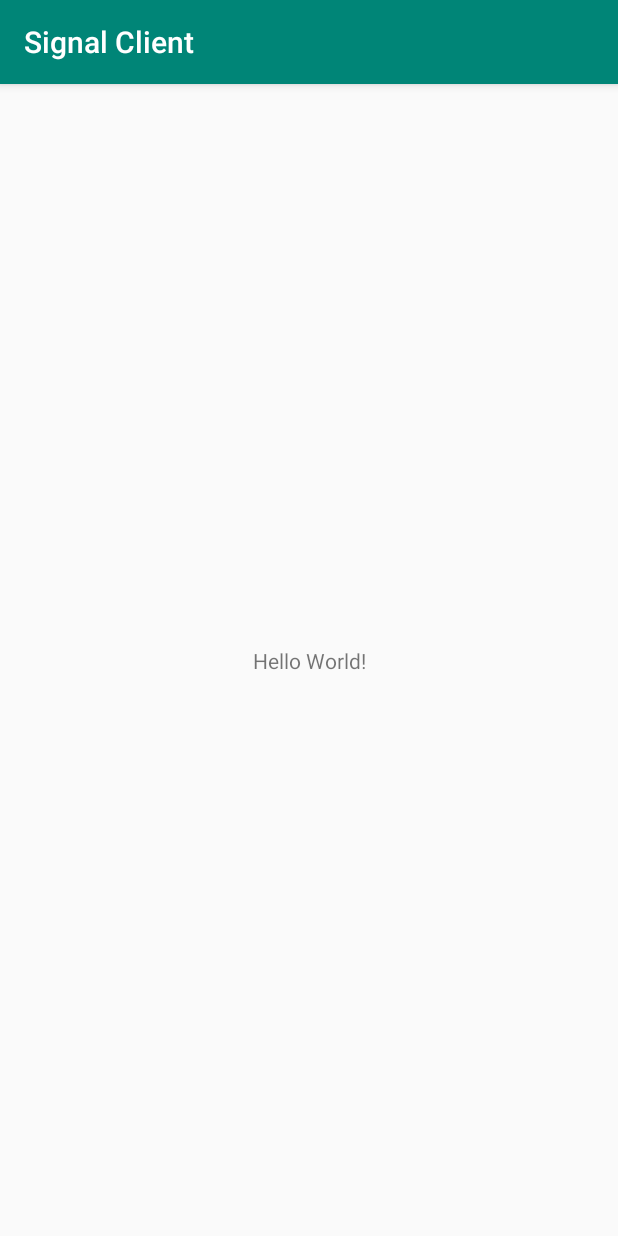
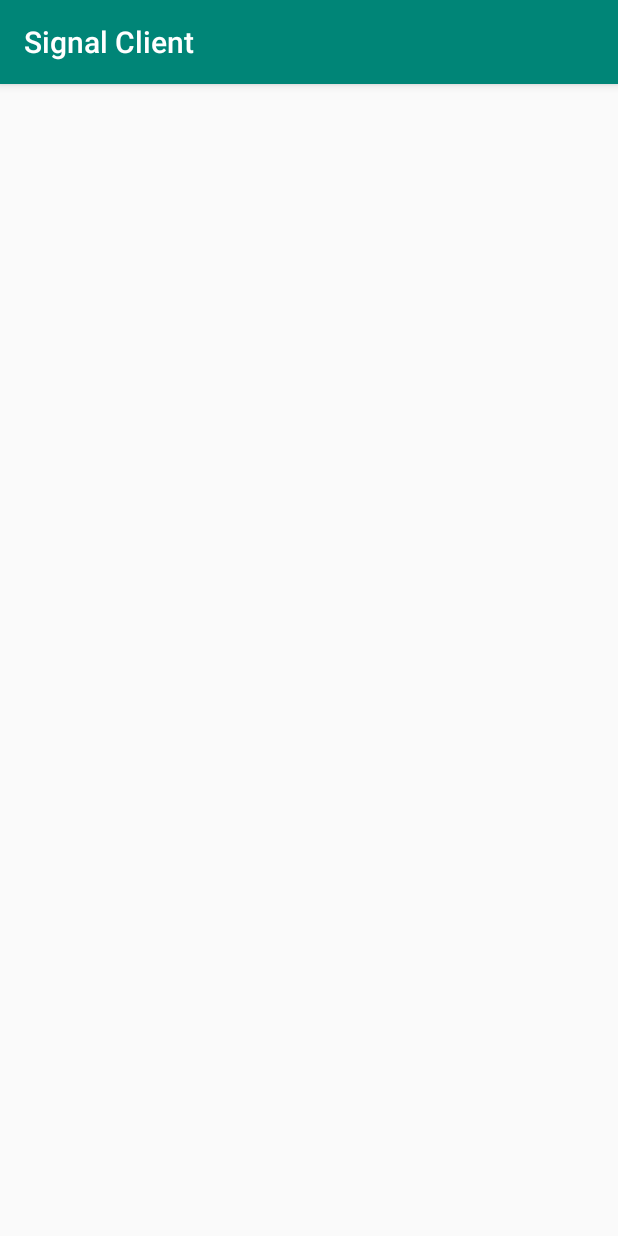
Before and after one commit to samuelowino/Signal-Android-Client, an Android app: the screen it shows after launch (MainActivity), on a phone screen of 412 x 824 dp. Run offline under Robolectric (Android 15) with nearby library versions, the phone set to English and light mode, and no system bars; libraries missing offline, so code that uses them is left out: org.whispersystems.libsignal, org.whispersystems.signalservice; 5 statements that could not run were skipped.

Commit message:
Update activity_main.xml
removed useless code (less clean code).

```diff
--- a/app/src/main/res/layout/activity_main.xml
+++ b/app/src/main/res/layout/activity_main.xml
@@ -1,18 +1,10 @@
 <?xml version="1.0" encoding="utf-8"?>
-<android.support.constraint.ConstraintLayout xmlns:android="http://schemas.android.com/apk/res/android"
+<android.support.constraint.ConstraintLayout
+    xmlns:android="http://schemas.android.com/apk/res/android"
     xmlns:app="http://schemas.android.com/apk/res-auto"
     xmlns:tools="http://schemas.android.com/tools"
     android:layout_width="match_parent"
     android:layout_height="match_parent"
     tools:context=".MainActivity">
 
-    <TextView
-        android:layout_width="wrap_content"
-        android:layout_height="wrap_content"
-        android:text="Hello World!"
-        app:layout_constraintBottom_toBottomOf="parent"
-        app:layout_constraintLeft_toLeftOf="parent"
-        app:layout_constraintRight_toRightOf="parent"
-        app:layout_constraintTop_toTopOf="parent" />
-
 </android.support.constraint.ConstraintLayout>
```
